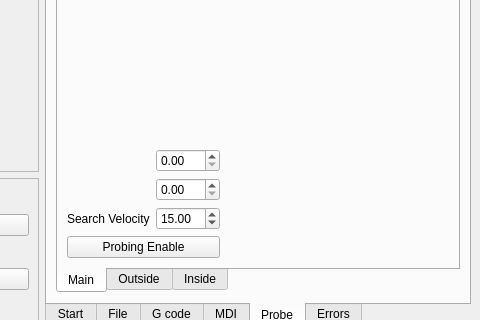
Above: examples/mill_touch_sim/mill_touch.ui from jethornton/flexgui before the change; both pictures show x 720 to 1200 and y 449 to 769 of the 1200 by 889 pixel window. Below: the same form after it.
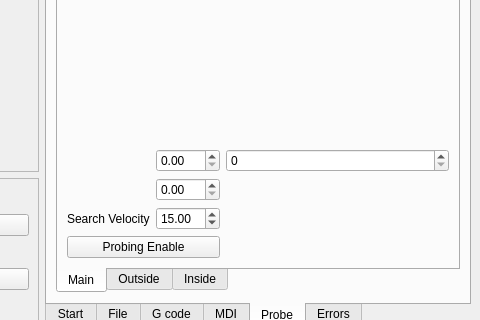
That is the form after the change.

Patch:
```diff
--- a/examples/mill_touch_sim/mill_touch.ui
+++ b/examples/mill_touch_sim/mill_touch.ui
@@ -783,6 +783,13 @@
               </property>
              </widget>
             </item>
+            <item row="1" column="2">
+             <widget class="QSpinBox" name="spinBox">
+              <property name="input" stdset="0">
+               <string>touch</string>
+              </property>
+             </widget>
+            </item>
            </layout>
           </widget>
           <widget class="QWidget" name="tab_7">
```
